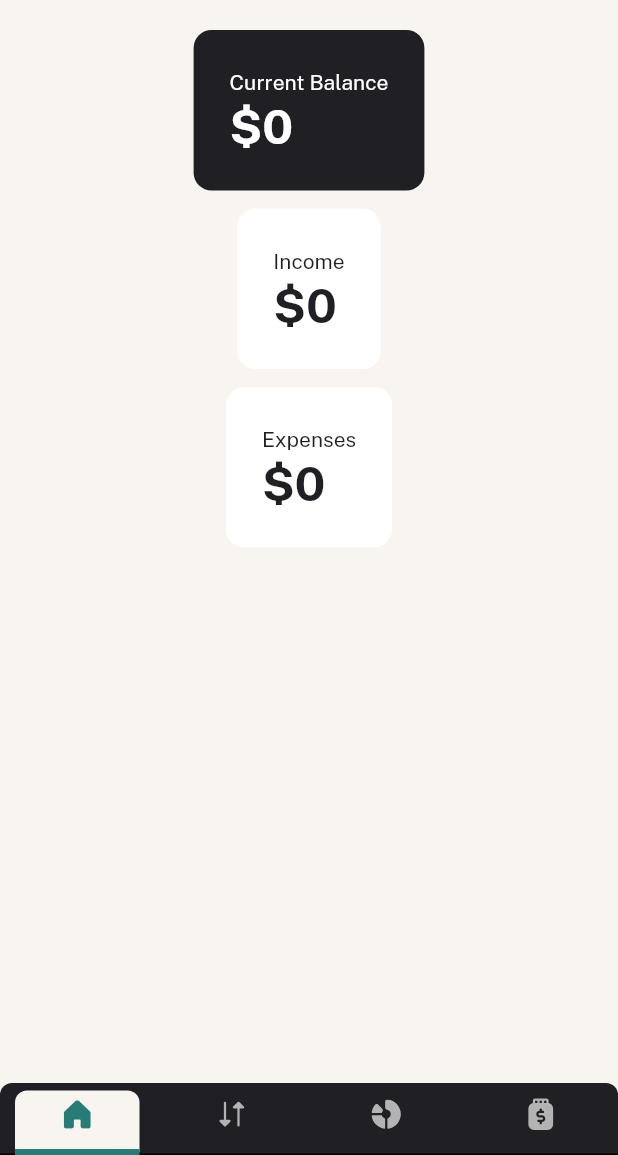
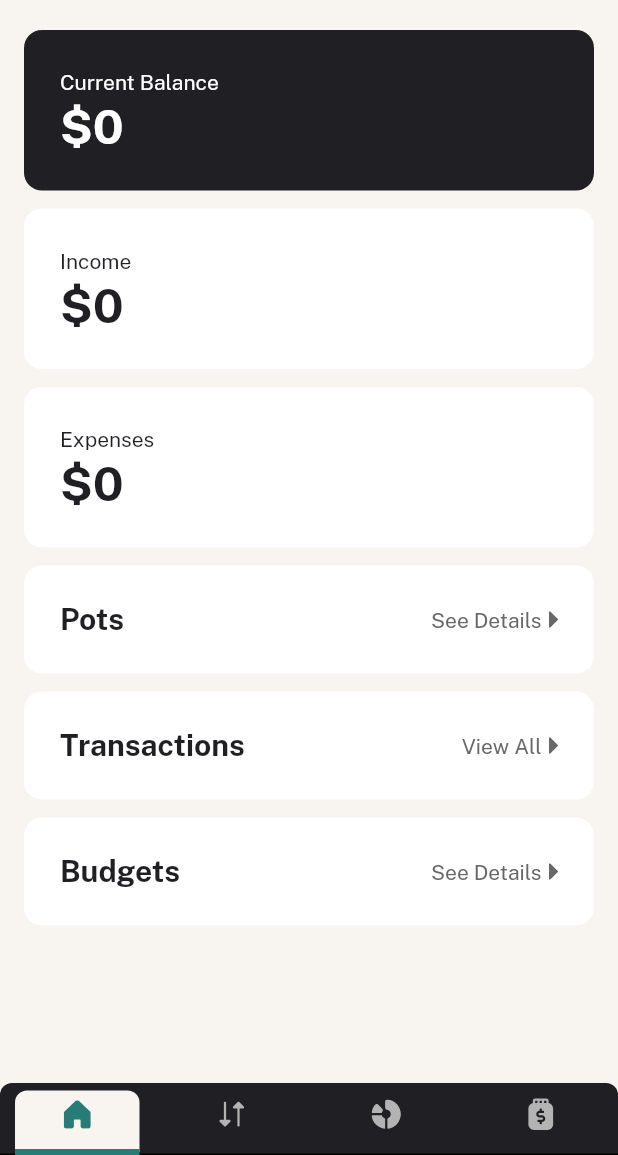
Before and after one commit to JER3MIAH/personal-finance-app, a Flutter app: the screen it shows after launch, on a phone screen of 412 x 824 dp, the part 81-1236 px from its top. Run offline on Flutter 3.47's test engine with Material 3 defaults, Android fonts, the phone set to English and light mode, and no system bars; our stand-ins replace auto_size_text, equatable, fl_chart, flutter_bloc, flutter_hooks, flutter_svg and 2 more.

Commit message:
feat: implement overview screen desktop layout

```diff
--- a/lib/src/features/home/presentation/components/overview/balance_container.dart
+++ b/lib/src/features/home/presentation/components/overview/balance_container.dart
@@ -13,8 +13,9 @@ class BalanceContainer extends StatelessWidget {
   @override
   Widget build(BuildContext context) {
     final startsWithC = title.toLowerCase().startsWith('c');
-    return Expanded(
-      child: Container(
+    final isMobile = DeviceType(context).isMobile;
+    final body = Container(
+      width: isMobile ? double.infinity : null,
       padding: EdgeInsets.all(spacing300),
       decoration: BoxDecoration(
         color: startsWithC ? appColors.grey900 : appColors.white,
@@ -38,7 +39,12 @@ class BalanceContainer extends StatelessWidget {
           ),
         ],
       ),
-      ),
+    );
+    if (DeviceType(context).isMobile) {
+      return body;
+    }
+    return Expanded(
+      child: body,
     );
   }
 }
--- a/lib/src/features/home/presentation/components/overview/budgets_overview_container.dart
+++ b/lib/src/features/home/presentation/components/overview/budgets_overview_container.dart
@@ -1,10 +1,40 @@
 import 'package:flutter/widgets.dart';
+import 'package:personal_finance_app/src/shared/shared.dart';
+
+import 'see_details.dart';
 
 class BudgetsOverviewContainer extends StatelessWidget {
-  const BudgetsOverviewContainer({super.key});
+  final VoidCallback onSeeDetails;
+  const BudgetsOverviewContainer({
+    super.key,
+    required this.onSeeDetails,
+  });
 
   @override
   Widget build(BuildContext context) {
-    return const Placeholder();
+    return Container(
+      padding: EdgeInsets.all(spacing300),
+      decoration: BoxDecoration(
+        color: appColors.white,
+        borderRadius: BorderRadius.circular(spacing150),
+      ),
+      child: Column(
+        mainAxisSize: MainAxisSize.min,
+        children: [
+          Row(
+            mainAxisAlignment: MainAxisAlignment.spaceBetween,
+            children: [
+              Text(
+                'Budgets',
+                style: textPreset2,
+              ),
+              buildSeeDetails(
+                onTap: onSeeDetails,
+              ),
+            ],
+          )
+        ],
+      ),
+    );
   }
 }
--- a/lib/src/features/home/presentation/components/overview/pots_overview_container.dart
+++ b/lib/src/features/home/presentation/components/overview/pots_overview_container.dart
@@ -1,5 +1,7 @@
 import 'package:flutter/widgets.dart';
 import 'package:personal_finance_app/src/shared/shared.dart';
+
+import 'see_details.dart';
 
 class PotsOverviewContainer extends StatelessWidget {
   final VoidCallback onSeeDetails;
@@ -20,12 +22,13 @@ class PotsOverviewContainer extends StatelessWidget {
         mainAxisSize: MainAxisSize.min,
         children: [
           Row(
+            mainAxisAlignment: MainAxisAlignment.spaceBetween,
             children: [
               Text(
                 'Pots',
                 style: textPreset2,
               ),
-              _buildSeeDetails(
+              buildSeeDetails(
                 onTap: onSeeDetails,
               ),
             ],
@@ -34,21 +37,4 @@ class PotsOverviewContainer extends StatelessWidget {
       ),
     );
   }
-
-  Widget _buildSeeDetails({required VoidCallback onTap}) {
-    return GestureDetector(
-      onTap: onTap,
-      child: Row(
-        mainAxisSize: MainAxisSize.min,
-        spacing: 5,
-        children: [
-          Text(
-            'See Details',
-            style: textPreset4.copyWith(color: appColors.grey500),
-          ),
-          SvgAsset(iconCaretRight),
-        ],
-      ),
-    );
-  }
 }
--- /dev/null
+++ b/lib/src/features/home/presentation/components/overview/see_details.dart
@@ -0,0 +1,22 @@
+import 'package:flutter/material.dart';
+import 'package:personal_finance_app/src/shared/shared.dart';
+
+Widget buildSeeDetails({required VoidCallback onTap, String? title}) {
+  return MouseRegion(
+    cursor: SystemMouseCursors.click,
+    child: GestureDetector(
+      onTap: onTap,
+      child: Row(
+        mainAxisSize: MainAxisSize.min,
+        spacing: 5,
+        children: [
+          Text(
+            title ?? 'See Details',
+            style: textPreset4.copyWith(color: appColors.grey500),
+          ),
+          SvgAsset(iconCaretRight),
+        ],
+      ),
+    ),
+  );
+}
--- a/lib/src/features/home/presentation/components/overview/transactions_overview_container.dart
+++ b/lib/src/features/home/presentation/components/overview/transactions_overview_container.dart
@@ -1,10 +1,40 @@
 import 'package:flutter/widgets.dart';
+import 'package:personal_finance_app/src/features/home/presentation/components/overview/see_details.dart';
+import 'package:personal_finance_app/src/shared/shared.dart';
 
 class TransactionsOverviewContainer extends StatelessWidget {
-  const TransactionsOverviewContainer({super.key});
+  final VoidCallback onSeeDetails;
+  const TransactionsOverviewContainer({
+    super.key,
+    required this.onSeeDetails,
+  });
 
   @override
   Widget build(BuildContext context) {
-    return const Placeholder();
+    return Container(
+      padding: EdgeInsets.all(spacing300),
+      decoration: BoxDecoration(
+        color: appColors.white,
+        borderRadius: BorderRadius.circular(spacing150),
+      ),
+      child: Column(
+        mainAxisSize: MainAxisSize.min,
+        children: [
+          Row(
+            mainAxisAlignment: MainAxisAlignment.spaceBetween,
+            children: [
+              Text(
+                'Transactions',
+                style: textPreset2,
+              ),
+              buildSeeDetails(
+                onTap: onSeeDetails,
+                title: 'View All',
+              ),
+            ],
+          )
+        ],
+      ),
+    );
   }
 }
--- a/lib/src/features/home/presentation/screens/overview_screen.dart
+++ b/lib/src/features/home/presentation/screens/overview_screen.dart
@@ -10,6 +10,7 @@ class OverviewScreen extends StatelessWidget {
   @override
   Widget build(BuildContext context) {
     final isMobile = DeviceType(context).isMobile;
+    final isDesktop = DeviceType(context).isDesktop;
 
     return AppColumn(
       children: [
@@ -61,6 +62,48 @@ class OverviewScreen extends StatelessWidget {
             );
           },
         ),
+        YBox(spacing150),
+        if (isDesktop)
+          Column(
+            mainAxisSize: MainAxisSize.min,
+            spacing: spacing150,
+            children: [
+              PotsOverviewContainer(
+                onSeeDetails: () {},
+              ),
+              Row(
+                children: [
+                  Expanded(
+                    child: TransactionsOverviewContainer(
+                      onSeeDetails: () {},
+                    ),
+                  ),
+                  XBox(spacing150),
+                  Expanded(
+                    child: BudgetsOverviewContainer(
+                      onSeeDetails: () {},
+                    ),
+                  ),
+                ],
+              ),
+            ],
+          )
+        else
+          Column(
+            mainAxisSize: MainAxisSize.min,
+            spacing: spacing150,
+            children: [
+              PotsOverviewContainer(
+                onSeeDetails: () {},
+              ),
+              TransactionsOverviewContainer(
+                onSeeDetails: () {},
+              ),
+              BudgetsOverviewContainer(
+                onSeeDetails: () {},
+              ),
+            ],
+          ),
       ],
     );
   }
--- a/lib/src/features/transactions/data/bloc_providers.dart
+++ b/lib/src/features/transactions/data/bloc_providers.dart
@@ -1,7 +1,9 @@
 import 'package:flutter_bloc/flutter_bloc.dart';
 import 'package:personal_finance_app/src/app_injection_container.dart';
-import 'package:personal_finance_app/src/features/transactions/logic/blocs/transaction_bloc/transaction_bloc.dart';
+import 'package:personal_finance_app/src/features/transactions/logic/blocs/blocs.dart';
 
 final List<BlocProvider> transactionsBlocProviders = [
-  BlocProvider<TransactionBloc>(create: (_) => getIt<TransactionBloc>()),
+  BlocProvider<TransactionBloc>(
+    create: (_) => getIt<TransactionBloc>()..add(GetTransactions()),
+  ),
 ];
```
Lines whose indentation alone changed are shown as unchanged.
